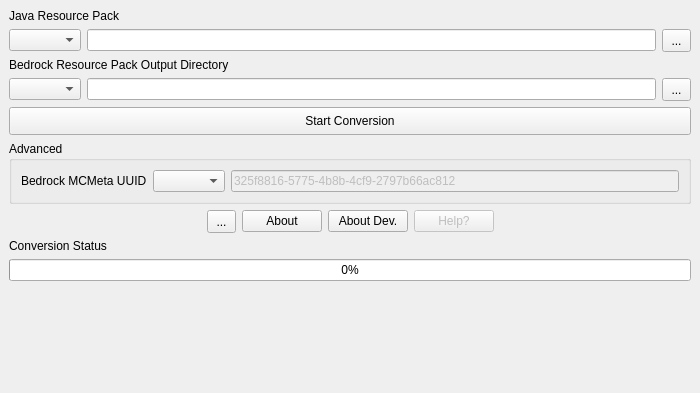
ManbirJudge/minecraft-resource-converter, file mainwindow.ui: the form before one commit.
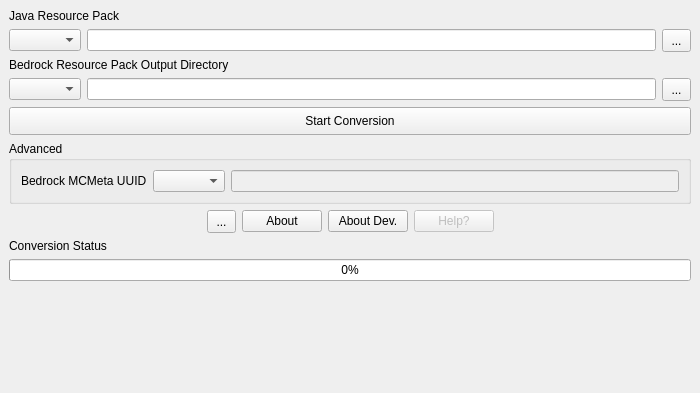
The form after the commit. Icons and pictures are not drawn.

Commit message: Added windows binaries

```diff
--- a/mainwindow.ui
+++ b/mainwindow.ui
@@ -99,9 +99,6 @@
          <property name="enabled">
           <bool>false</bool>
          </property>
-         <property name="text">
-          <string>325f8816-5775-4b8b-4cf9-2797b66ac812</string>
-         </property>
         </widget>
        </item>
        <item row="0" column="0">
```
The commit also changes 4 other files.
